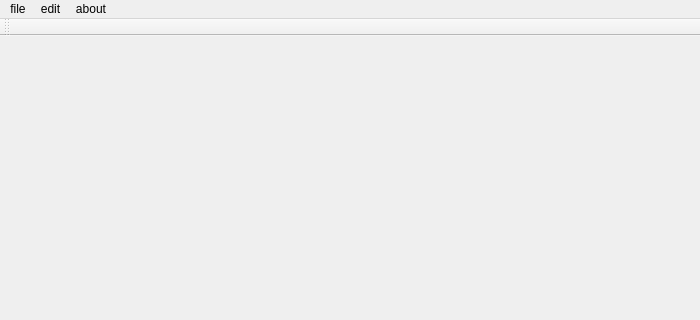
This is imgprocess/shell/ui/mainwindow.ui in wuyougongzi/imgProcess as Qt 5 draws it before an edit; both pictures show x 0 to 700 and y 0 to 320 of the 700 by 620 pixel window. The edited form follows.
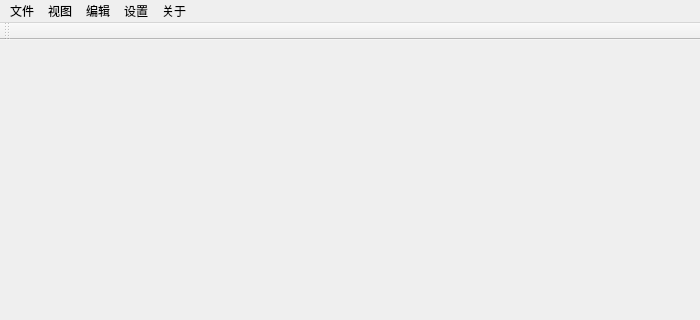
This is the edited form.

The edit to the form file:
```diff
--- a/imgprocess/shell/ui/mainwindow.ui
+++ b/imgprocess/shell/ui/mainwindow.ui
@@ -26,7 +26,7 @@
    </property>
    <widget class="QMenu" name="menuFile">
     <property name="title">
-     <string>file</string>
+     <string>文件</string>
     </property>
     <addaction name="actionOpenFile"/>
     <addaction name="actionSaveFile"/>
@@ -34,19 +34,32 @@
    </widget>
    <widget class="QMenu" name="menuEdit">
     <property name="title">
-     <string>edit</string>
+     <string>编辑</string>
     </property>
    </widget>
    <widget class="QMenu" name="menuAbout">
     <property name="title">
-     <string>about</string>
+     <string>关于</string>
     </property>
     <addaction name="actionAbout"/>
     <addaction name="actionHelpOnline"/>
     <addaction name="actionHelpOnLocal"/>
    </widget>
+   <widget class="QMenu" name="menuSetting">
+    <property name="title">
+     <string>设置</string>
+    </property>
+    <addaction name="action"/>
+   </widget>
+   <widget class="QMenu" name="menu">
+    <property name="title">
+     <string>视图</string>
+    </property>
+   </widget>
    <addaction name="menuFile"/>
+   <addaction name="menu"/>
    <addaction name="menuEdit"/>
+   <addaction name="menuSetting"/>
    <addaction name="menuAbout"/>
   </widget>
   <widget class="QToolBar" name="mainToolBar">
```
Left out of the diff: 23 changed lines with no effect on the pictures.
